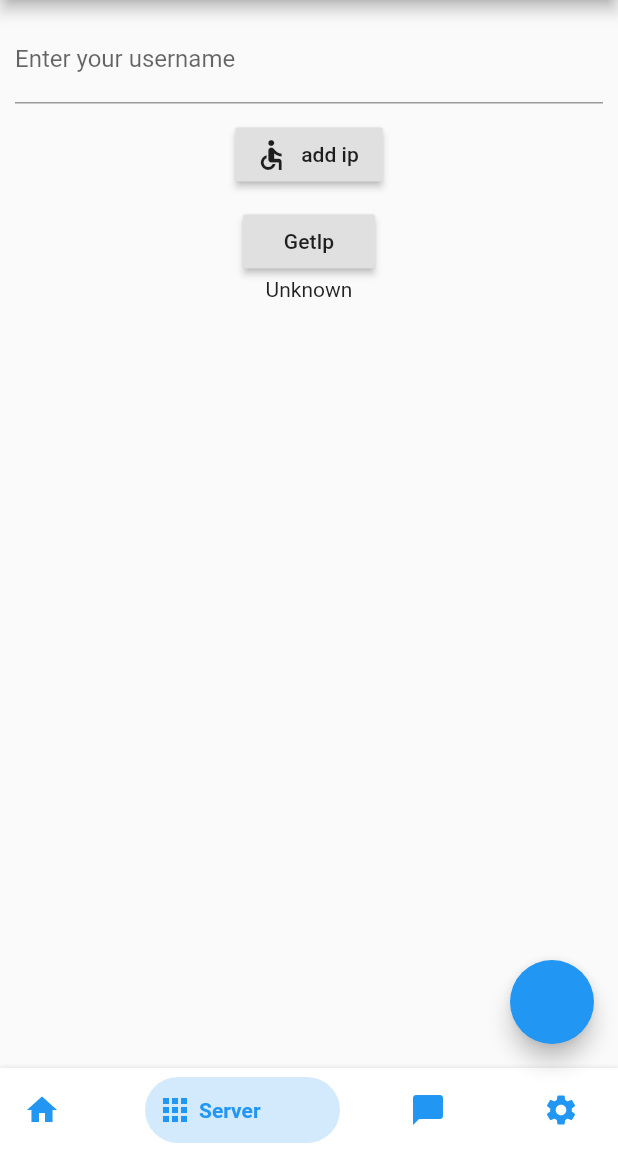
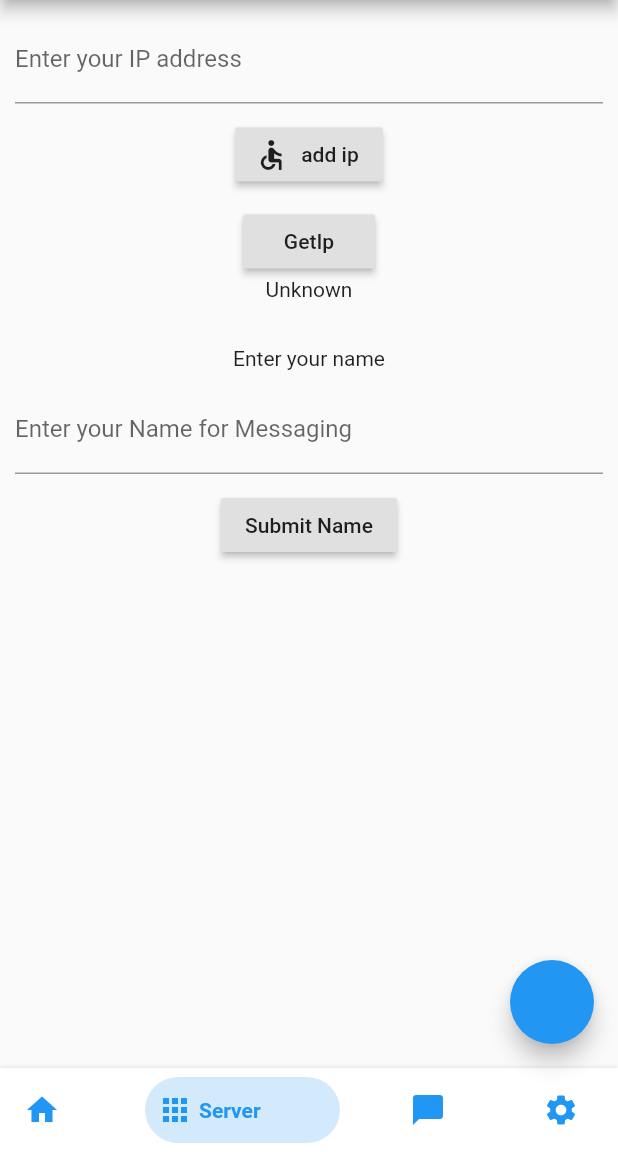
Before and after one commit to NoobCode1998/WifiChat, a Flutter app: the screen it shows after launch, swiped to page 2, on a phone screen of 412 x 824 dp, the part 84-1236 px from its top. Run offline on Flutter 3.47's test engine with Material 2 defaults, Android fonts, the phone set to English and light mode, and no system bars; drawn by our look-alikes of bottom_navy_bar; our stand-ins replace awesome_dialog; missing offline and left inert: dash_chat, get_ip.

Commit message:
server doesnt start without ip and name

```diff
--- a/lib/main.dart
+++ b/lib/main.dart
@@ -8,7 +8,8 @@ import 'package:ser/server.dart';
 
 import 'chart.dart';
 
-String ip = "nothing";
+String ip = "Nothing";
+String name = "";
 void main() => runApp(Nav());
 List<String> reqs = ["first"];
 List<String> sender = ["first"];
@@ -40,7 +41,7 @@ class _MyHomePageState extends State<MyHomePage> {
   PageController _pageController;
 
   final myController = TextEditingController();
-
+  final myControllerName = TextEditingController();
   @override
   // void dispose() {
   //   // Clean up the controller when the widget is disposed.
@@ -58,6 +59,19 @@ class _MyHomePageState extends State<MyHomePage> {
 
 // Stream stream = controller.stream;
   Future serverStart() async {
+    if (name.isEmpty || ip == "Nothing") {
+      AwesomeDialog(
+        context: context,
+        headerAnimationLoop: false,
+        dialogType: DialogType.NO_HEADER,
+        title: 'Configure First',
+        desc: 'Please configure ip and name first before starting server',
+        btnOkOnPress: () {
+          debugPrint('OnClcik');
+        },
+        btnOkIcon: Icons.check_circle,
+      )..show();
+    }
     // #docregion bind
     var server = await HttpServer.bind(
       ip,
@@ -102,22 +116,25 @@ class _MyHomePageState extends State<MyHomePage> {
 
         //var sende = a.substring(1, a.length).indexOf("\$%25/") + 5;
         print(a);
+
         int st = a.indexOf("\$%25/");
         print("st is $st");
         //String sendarrr = a.substring(s);
-        if (st >= 0) sender.add(a.substring(st + 5, a.length));
+        if (st >= 0) {
+          sender.add(a.substring(st + 5, a.length));
 
-        print("sender============================/n/n 1");
-        sender.add("noone");
-        reqs.add(a.substring(1, st));
-        setState(() {});
+          print("sender============================/n/n 1");
+          sender.add("noone");
+          reqs.add(a.substring(1, st));
+          setState(() {});
+        }
         //  return a.substring(1, a.length);
         // setState(() {});
 
       }
       print("\n\n\n===============");
       print("server started");
-      request.response.write('Hello, world!');
+      request.response.write('Hello, from ${name}');
       print("reqs is ${reqs}");
       // var controller = new StreamController();
       //Stream onExit = controller.stream;
@@ -148,7 +165,8 @@ class _MyHomePageState extends State<MyHomePage> {
           },
           children: <Widget>[
             ChatContain(),
-            Server(myController: myController),
+            Server(
+                myController: myController, myControllerName: myControllerName),
             LastPage(),
           ],
         ),
--- a/lib/server.dart
+++ b/lib/server.dart
@@ -76,12 +76,11 @@ import 'main.dart';
 // }
 
 class Server extends StatefulWidget {
-  const Server({
-    Key key,
-    @required this.myController,
-  }) : super(key: key);
+  const Server({Key key, @required this.myController, this.myControllerName})
+      : super(key: key);
 
   final TextEditingController myController;
+  final TextEditingController myControllerName;
 
   @override
   _ServerState createState() => _ServerState();
@@ -124,7 +123,7 @@ class _ServerState extends State<Server> {
             padding: const EdgeInsets.all(10.0),
             child: TextFormField(
               controller: widget.myController,
-              decoration: InputDecoration(labelText: 'Enter your username'),
+              decoration: InputDecoration(labelText: 'Enter your IP address'),
             ),
           ),
           RaisedButton.icon(
@@ -142,6 +141,33 @@ class _ServerState extends State<Server> {
             child: Text("GetIp"),
           ),
           Container(child: Text(_ip)),
+          SizedBox(
+            height: 10,
+          ),
+          SizedBox(
+            height: 10,
+          ),
+          SizedBox(
+            height: 10,
+          ),
+          Container(
+            child: Text("Enter your name"),
+          ),
+          Padding(
+            padding: const EdgeInsets.all(10.0),
+            child: TextFormField(
+              controller: widget.myControllerName,
+              decoration:
+                  InputDecoration(labelText: 'Enter your Name for Messaging '),
+            ),
+          ),
+          RaisedButton(
+            onPressed: () {
+              name = widget.myControllerName.text;
+              print("Name is : $name");
+            },
+            child: Text("Submit Name"),
+          )
         ],
       ),
     );
```
